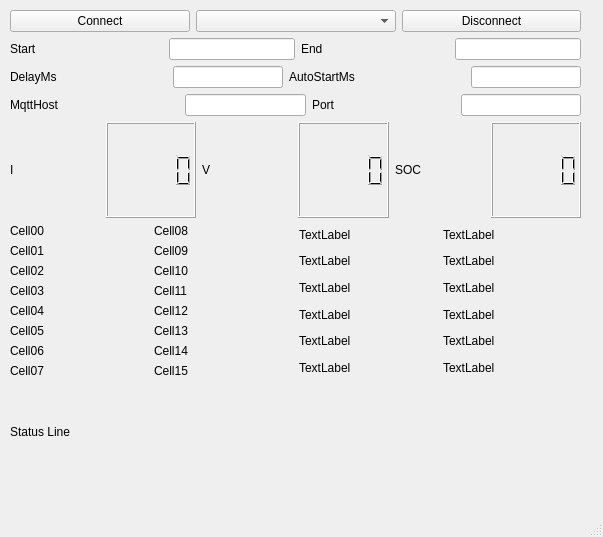
pfostenberg/QtSeplosBms2Mqtt, file src/mainwindow.ui: the form before one commit.
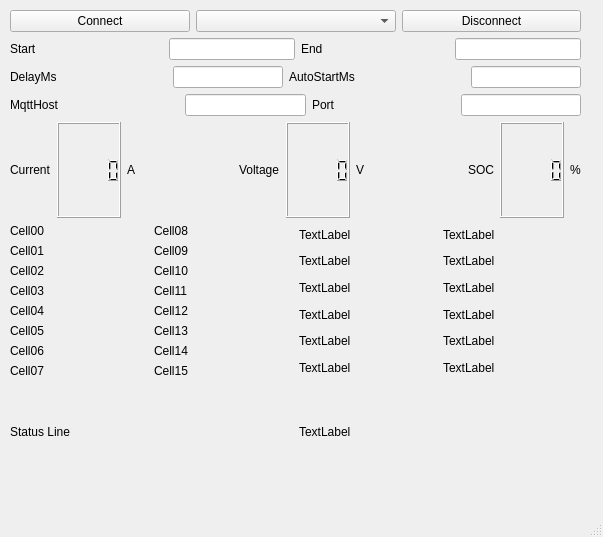
The form after the commit.

Commit message: added status line

```diff
--- a/src/mainwindow.ui
+++ b/src/mainwindow.ui
@@ -208,24 +208,76 @@
         <layout class="QHBoxLayout" name="horizontalLayout_8">
          <item>
           <widget class="QLabel" name="label_13">
+           <property name="maximumSize">
+            <size>
+             <width>60</width>
+             <height>16777215</height>
+            </size>
+           </property>
            <property name="text">
-            <string>I</string>
+            <string>Current</string>
            </property>
           </widget>
          </item>
          <item>
           <widget class="QLCDNumber" name="lcd_I"/>
          </item>
+         <item>
+          <widget class="QLabel" name="label_8">
+           <property name="maximumSize">
+            <size>
+             <width>20</width>
+             <height>16777215</height>
+            </size>
+           </property>
+           <property name="text">
+            <string>A</string>
+           </property>
+          </widget>
+         </item>
+         <item>
+          <spacer name="horizontalSpacer_7">
+           <property name="orientation">
+            <enum>Qt::Horizontal</enum>
+           </property>
+           <property name="sizeHint" stdset="0">
+            <size>
+             <width>40</width>
+             <height>20</height>
+            </size>
+           </property>
+          </spacer>
+         </item>
          <item>
           <widget class="QLabel" name="label_14">
            <property name="text">
-            <string>V</string>
+            <string>Voltage</string>
            </property>
           </widget>
          </item>
          <item>
           <widget class="QLCDNumber" name="lcd_V"/>
          </item>
+         <item>
+          <widget class="QLabel" name="label_9">
+           <property name="text">
+            <string>V</string>
+           </property>
+          </widget>
+         </item>
+         <item>
+          <spacer name="horizontalSpacer_8">
+           <property name="orientation">
+            <enum>Qt::Horizontal</enum>
+           </property>
+           <property name="sizeHint" stdset="0">
+            <size>
+             <width>40</width>
+             <height>20</height>
+            </size>
+           </property>
+          </spacer>
+         </item>
          <item>
           <widget class="QLabel" name="label_15">
            <property name="text">
@@ -236,6 +288,19 @@
          <item>
           <widget class="QLCDNumber" name="lcd_SOC"/>
          </item>
+         <item>
+          <widget class="QLabel" name="label_7">
+           <property name="maximumSize">
+            <size>
+             <width>20</width>
+             <height>16777215</height>
+            </size>
+           </property>
+           <property name="text">
+            <string>%</string>
+           </property>
+          </widget>
+         </item>
         </layout>
        </item>
       </layout>
@@ -465,6 +530,13 @@
          </property>
         </widget>
        </item>
+       <item>
+        <widget class="QLabel" name="l_MqttStatus">
+         <property name="text">
+          <string>TextLabel</string>
+         </property>
+        </widget>
+       </item>
       </layout>
      </item>
     </layout>
```
The commit also changes 5 other files.
